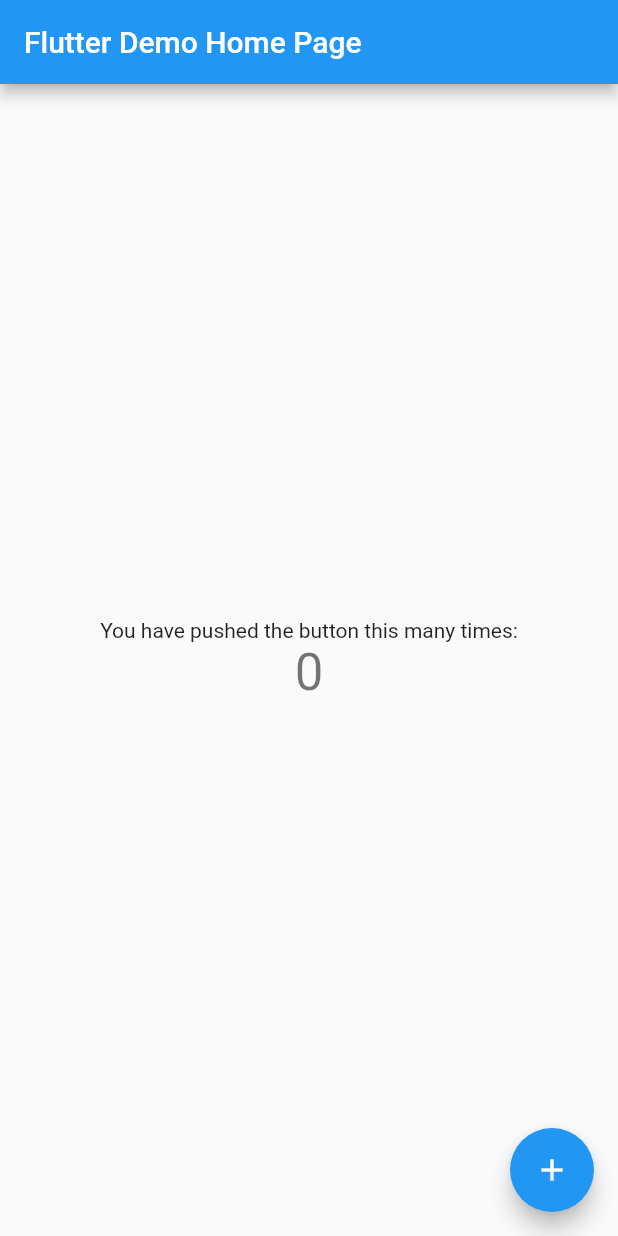
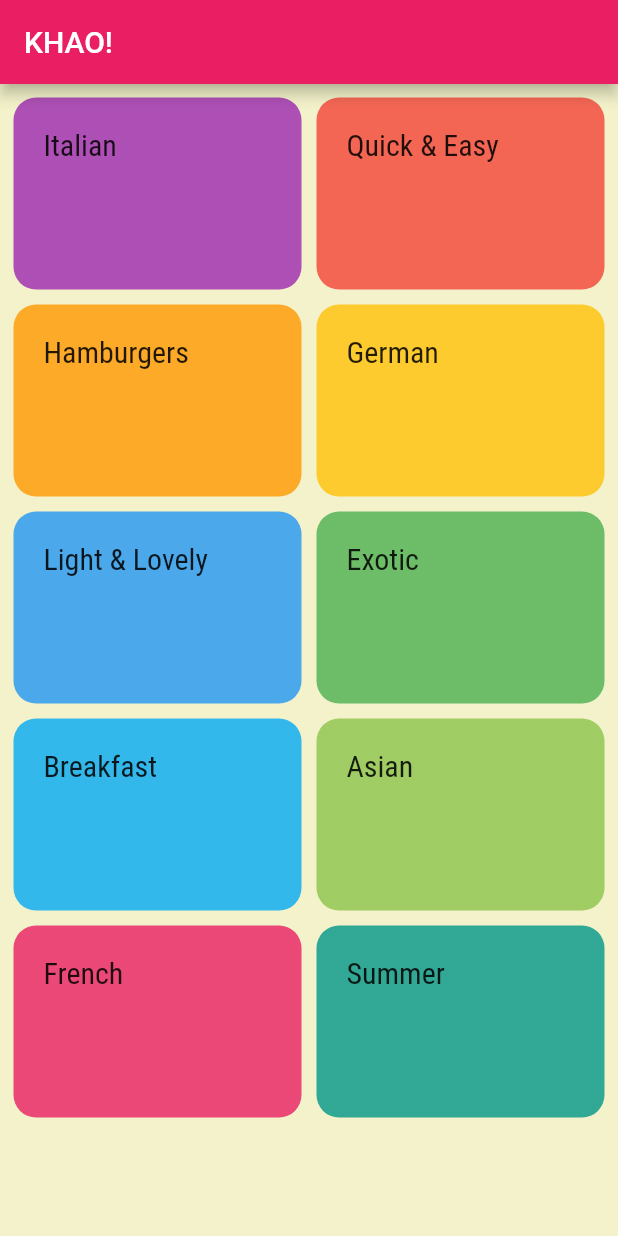
Before and after one commit to jheel23/meals_app, a Flutter app: the screen it shows after launch, on a phone screen of 412 x 824 dp. Run offline on Flutter 3.47's test engine with Material 2 defaults, Android fonts, the phone set to English and light mode, and no system bars.

Commit message:
meals commit

```diff
--- a/analysis_options.yaml
+++ b/analysis_options.yaml
@@ -7,7 +7,7 @@
 
 # The following line activates a set of recommended lints for Flutter apps,
 # packages, and plugins designed to encourage good coding practices.
-include: package:flutter_lints/flutter.yaml
+#include: package:flutter_lints/flutter.yaml
 
 linter:
   # The lint rules applied to this project can be customized in the
--- /dev/null
+++ b/lib/categories_page.dart
@@ -0,0 +1,29 @@
+import 'package:flutter/material.dart';
+import '../models/dummy_data.dart';
+import 'category_item.dart';
+
+class CategoriesPage extends StatelessWidget {
+  const CategoriesPage({super.key});
+
+  @override
+  Widget build(BuildContext context) {
+    return Scaffold(
+      appBar: AppBar(
+        title: const Text('KHAO!'),
+      ),
+      body: GridView.builder(
+        padding: const EdgeInsets.all(9),
+        gridDelegate: const SliverGridDelegateWithMaxCrossAxisExtent(
+            maxCrossAxisExtent: 200,
+            childAspectRatio: 3 / 2,
+            mainAxisSpacing: 10,
+            crossAxisSpacing: 10),
+        itemBuilder: (context, index) {
+          return CategoryItem(DUMMY_CATEGORIES[index].id,
+              DUMMY_CATEGORIES[index].title, DUMMY_CATEGORIES[index].color);
+        },
+        itemCount: DUMMY_CATEGORIES.length,
+      ),
+    );
+  }
+}
--- /dev/null
+++ b/lib/category_item.dart
@@ -0,0 +1,38 @@
+import 'package:flutter/material.dart';
+
+class CategoryItem extends StatelessWidget {
+  final String title;
+  final Color color;
+  final String id;
+  const CategoryItem(this.id, this.title, this.color);
+  void changeToMealsPage(BuildContext ctx) {
+    Navigator.of(ctx)
+        .pushNamed('/meals-page', arguments: {'id': id, 'title': title}
+            // MaterialPageRoute(builder: (_) {
+            //   return MealsPage(this.id, this.title);
+            // }),
+            );
+  }
+
+  @override
+  Widget build(BuildContext context) {
+    return InkWell(
+      splashColor: Theme.of(context).primaryColor,
+      borderRadius: BorderRadius.circular(15),
+      onTap: () => changeToMealsPage(context),
+      child: Container(
+        padding: EdgeInsets.all(20),
+        child: Text(
+          title,
+          style: Theme.of(context).textTheme.titleMedium,
+        ),
+        decoration: BoxDecoration(
+            gradient: LinearGradient(
+                colors: [color.withOpacity(0.8), color.withOpacity(0.8)],
+                begin: Alignment.topLeft,
+                end: Alignment.bottomLeft),
+            borderRadius: BorderRadius.circular(15)),
+      ),
+    );
+  }
+}
--- a/lib/main.dart
+++ b/lib/main.dart
@@ -1,115 +1,28 @@
 import 'package:flutter/material.dart';
+import '/./meals_page.dart';
+import './categories_page.dart';
 
-void main() {
-  runApp(const MyApp());
-}
+void main() => runApp(MyApp());
 
 class MyApp extends StatelessWidget {
   const MyApp({super.key});
 
-  // This widget is the root of your application.
   @override
   Widget build(BuildContext context) {
     return MaterialApp(
-      title: 'Flutter Demo',
       theme: ThemeData(
-        // This is the theme of your application.
-        //
-        // Try running your application with "flutter run". You'll see the
-        // application has a blue toolbar. Then, without quitting the app, try
-        // changing the primarySwatch below to Colors.green and then invoke
-        // "hot reload" (press "r" in the console where you ran "flutter run",
-        // or simply save your changes to "hot reload" in a Flutter IDE).
-        // Notice that the counter didn't reset back to zero; the application
-        // is not restarted.
-        primarySwatch: Colors.blue,
+        primarySwatch: Colors.pink,
+        accentColor: Colors.amber,
+        canvasColor: Color.fromARGB(255, 243, 242, 202),
+        fontFamily: 'Raleway',
+        textTheme: ThemeData.light().textTheme.copyWith(
+              bodyLarge: TextStyle(color: Color.fromRGBO(21, 51, 51, 1)),
+              bodyMedium: TextStyle(color: Color.fromRGBO(21, 51, 51, 1)),
+              titleMedium: TextStyle(fontSize: 20, fontFamily: 'Robot'),
+            ),
       ),
-      home: const MyHomePage(title: 'Flutter Demo Home Page'),
+      home: CategoriesPage(),
+      routes: {'/meals-page': (ctx) => MealsPage()},
     );
   }
 }
-
-class MyHomePage extends StatefulWidget {
-  const MyHomePage({super.key, required this.title});
-
-  // This widget is the home page of your application. It is stateful, meaning
-  // that it has a State object (defined below) that contains fields that affect
-  // how it looks.
-
-  // This class is the configuration for the state. It holds the values (in this
-  // case the title) provided by the parent (in this case the App widget) and
-  // used by the build method of the State. Fields in a Widget subclass are
-  // always marked "final".
-
-  final String title;
-
-  @override
-  State<MyHomePage> createState() => _MyHomePageState();
-}
-
-class _MyHomePageState extends State<MyHomePage> {
-  int _counter = 0;
-
-  void _incrementCounter() {
-    setState(() {
-      // This call to setState tells the Flutter framework that something has
-      // changed in this State, which causes it to rerun the build method below
-      // so that the display can reflect the updated values. If we changed
-      // _counter without calling setState(), then the build method would not be
-      // called again, and so nothing would appear to happen.
-      _counter++;
-    });
-  }
-
-  @override
-  Widget build(BuildContext context) {
-    // This method is rerun every time setState is called, for instance as done
-    // by the _incrementCounter method above.
-    //
-    // The Flutter framework has been optimized to make rerunning build methods
-    // fast, so that you can just rebuild anything that needs updating rather
-    // than having to individually change instances of widgets.
-    return Scaffold(
-      appBar: AppBar(
-        // Here we take the value from the MyHomePage object that was created by
-        // the App.build method, and use it to set our appbar title.
-        title: Text(widget.title),
-      ),
-      body: Center(
-        // Center is a layout widget. It takes a single child and positions it
-        // in the middle of the parent.
-        child: Column(
-          // Column is also a layout widget. It takes a list of children and
-          // arranges them vertically. By default, it sizes itself to fit its
-          // children horizontally, and tries to be as tall as its parent.
-          //
-          // Invoke "debug painting" (press "p" in the console, choose the
-          // "Toggle Debug Paint" action from the Flutter Inspector in Android
-          // Studio, or the "Toggle Debug Paint" command in Visual Studio Code)
-          // to see the wireframe for each widget.
-          //
-          // Column has various properties to control how it sizes itself and
-          // how it positions its children. Here we use mainAxisAlignment to
-          // center the children vertically; the main axis here is the vertical
-          // axis because Columns are vertical (the cross axis would be
-          // horizontal).
-          mainAxisAlignment: MainAxisAlignment.center,
-          children: <Widget>[
-            const Text(
-              'You have pushed the button this many times:',
-            ),
-            Text(
-              '$_counter',
-              style: Theme.of(context).textTheme.headlineMedium,
-            ),
-          ],
-        ),
-      ),
-      floatingActionButton: FloatingActionButton(
-        onPressed: _incrementCounter,
-        tooltip: 'Increment',
-        child: const Icon(Icons.add),
-      ), // This trailing comma makes auto-formatting nicer for build methods.
-    );
-  }
-}
--- /dev/null
+++ b/lib/meals_page.dart
@@ -0,0 +1,24 @@
+import 'package:flutter/material.dart';
+
+class MealsPage extends StatelessWidget {
+  // final String title;
+  // final String id;
+  // MealsPage(this.id, this.title);
+
+  @override
+  Widget build(BuildContext context) {
+    final routeArgs =
+        ModalRoute.of(context)!.settings.arguments as Map<String, String>;
+    final title = routeArgs['title'];
+    final id = routeArgs['id'];
+
+    return Scaffold(
+      appBar: AppBar(
+        title: Text(title as String),
+      ),
+      body: Center(
+        child: Text(id as String),
+      ),
+    );
+  }
+}
--- /dev/null
+++ b/lib/models/category.dart
@@ -0,0 +1,9 @@
+import 'package:flutter/material.dart';
+
+class Category {
+  final String title;
+  final String id;
+  final Color color;
+  const Category(
+      {required this.title, required this.id, this.color = Colors.transparent});
+}
--- /dev/null
+++ b/lib/models/dummy_data.dart
@@ -0,0 +1,56 @@
+import 'package:flutter/material.dart';
+
+import '../models/category.dart';
+
+const DUMMY_CATEGORIES = [
+  Category(
+    id: 'c1',
+    title: 'Italian',
+    color: Colors.purple,
+  ),
+  Category(
+    id: 'c2',
+    title: 'Quick & Easy',
+    color: Colors.red,
+  ),
+  Category(
+    id: 'c3',
+    title: 'Hamburgers',
+    color: Colors.orange,
+  ),
+  Category(
+    id: 'c4',
+    title: 'German',
+    color: Colors.amber,
+  ),
+  Category(
+    id: 'c5',
+    title: 'Light & Lovely',
+    color: Colors.blue,
+  ),
+  Category(
+    id: 'c6',
+    title: 'Exotic',
+    color: Colors.green,
+  ),
+  Category(
+    id: 'c7',
+    title: 'Breakfast',
+    color: Colors.lightBlue,
+  ),
+  Category(
+    id: 'c8',
+    title: 'Asian',
+    color: Colors.lightGreen,
+  ),
+  Category(
+    id: 'c9',
+    title: 'French',
+    color: Colors.pink,
+  ),
+  Category(
+    id: 'c10',
+    title: 'Summer',
+    color: Colors.teal,
+  ),
+];
```
Also changed, not shown: pubspec.yaml (+17 -11 lines), assets/fonts/Raleway-Black.ttf (added), assets/fonts/Raleway-Bold.ttf (added), assets/fonts/Raleway-Regular.ttf (added), assets/fonts/RobotoCondensed-Bold.ttf (added), assets/fonts/RobotoCondensed-Italic.ttf (added), assets/fonts/RobotoCondensed-Light.ttf (added), assets/fonts/RobotoCondensed-Regular.ttf (added).
